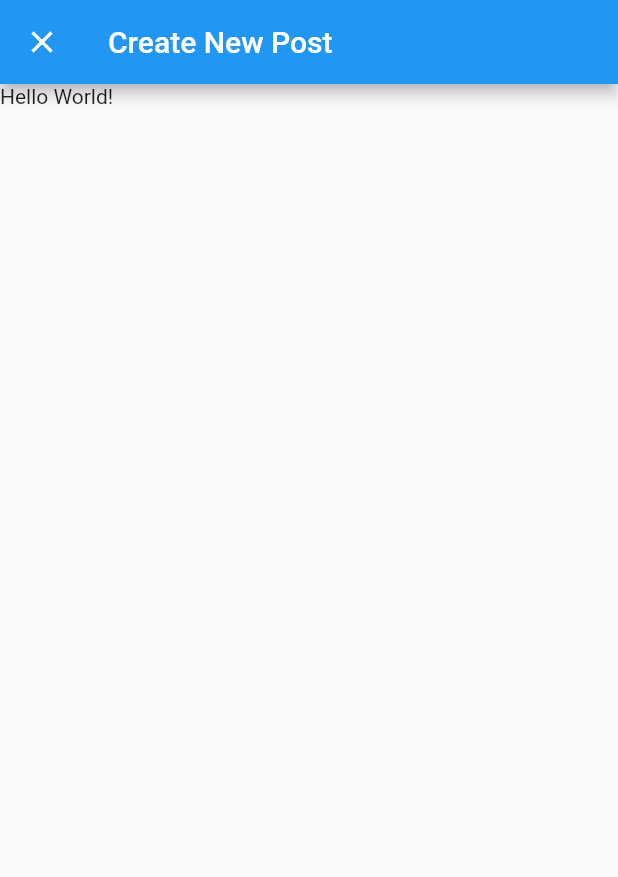
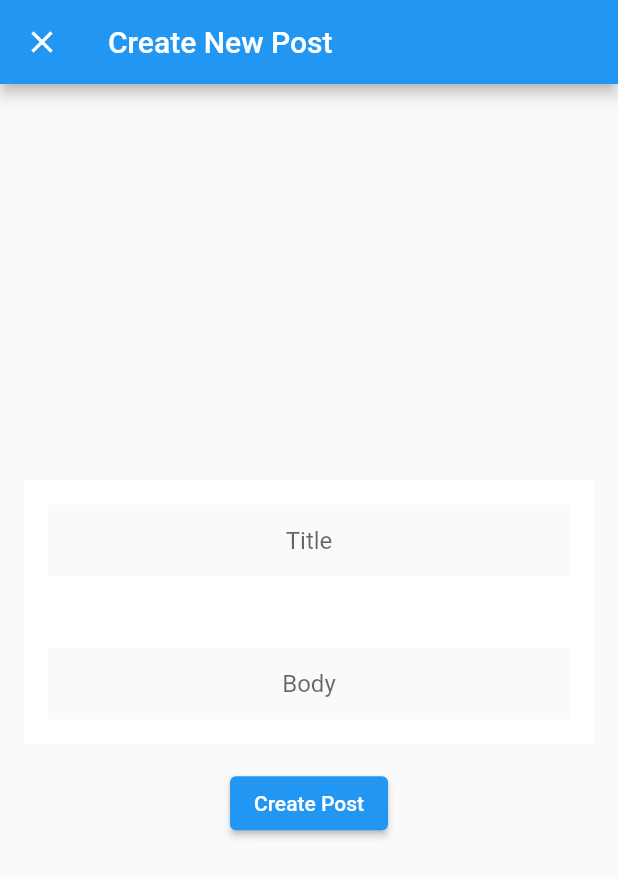
Before and after one commit to bsdonald/social_media_app, a Flutter app: the screen it shows after launch, after a tap on the "add" icon, on a phone screen of 412 x 824 dp. Shown: the top 877 px of the screen. Run offline on Flutter 3.47's test engine with Material 2 defaults, Android fonts, the phone set to English and light mode, and no system bars; our stand-ins replace auto_route, bloc, equatable, flutter_bloc; network calls fail.

Commit message:
created form for creating new post. hooked up postactorbloc to new post page

```diff
--- a/lib/application/post_actor/post_actor_event.dart
+++ b/lib/application/post_actor/post_actor_event.dart
@@ -28,7 +28,7 @@ class CreatePost extends PostActorEvent {
     @required this.id,
     @required this.userId,
     @required this.title,
-    @required this.body,
+    @required this.body, int creatorId,
   })  : assert(id != null),
         assert(userId != null),
         assert(title != null),
--- a/lib/presentation/core/app_widget.dart
+++ b/lib/presentation/core/app_widget.dart
@@ -1,5 +1,8 @@
 import 'package:auto_route/auto_route.dart';
 import 'package:flutter/material.dart';
+import 'package:flutter_bloc/flutter_bloc.dart';
+import 'package:social_media_app/application/post_actor/post_actor_bloc.dart';
+import 'package:social_media_app/application/post_watcher/post_watcher_bloc.dart';
 import 'package:social_media_app/infrastructure/posts/post_repository.dart';
 import 'package:social_media_app/presentation/routes/router.gr.dart' as app_router;
 
@@ -9,10 +12,16 @@ class AppWidget extends StatelessWidget {
   const AppWidget({Key key, @required this.postRepository}) : super(key: key);
   @override
   Widget build(BuildContext context) {
-    return MaterialApp(
-      debugShowCheckedModeBanner: false,
-      title: "Social Media App",
-      builder: ExtendedNavigator.builder(router: app_router.Router()),
+    return MultiBlocProvider(
+      providers: [
+        BlocProvider(create: (context) => PostWatcherBloc(postRepository: postRepository)..add(GetPosts())),
+        BlocProvider(create: (context) => PostActorBloc(postRepository: postRepository)),
+      ],
+      child: MaterialApp(
+        debugShowCheckedModeBanner: false,
+        title: "Social Media App",
+        builder: ExtendedNavigator.builder(router: app_router.Router()),
+      ),
     );
   }
 }
--- a/lib/presentation/pages/home_page/home_page.dart
+++ b/lib/presentation/pages/home_page/home_page.dart
@@ -1,10 +1,11 @@
 import 'package:auto_route/auto_route.dart';
 import 'package:flutter/material.dart';
 import 'package:flutter_bloc/flutter_bloc.dart';
+import 'package:social_media_app/application/post_actor/post_actor_bloc.dart';
 import 'package:social_media_app/application/post_watcher/post_watcher_bloc.dart';
 import 'package:social_media_app/infrastructure/posts/post_repository.dart';
 import 'package:social_media_app/presentation/pages/home_page/widgets/home_page_body.dart';
-import 'package:social_media_app/presentation/pages/new_post_page/widgets/new_post_page.dart';
+import 'package:social_media_app/presentation/pages/new_post_page/new_post_page.dart';
 import 'package:social_media_app/presentation/routes/router.gr.dart';
 
 class HomePage extends StatelessWidget {
@@ -13,9 +14,7 @@ class HomePage extends StatelessWidget {
 
   @override
   Widget build(BuildContext context) {
-    return BlocProvider(
-      create: (context) => PostWatcherBloc(postRepository: postRepository)..add(GetPosts()),
-      child: Scaffold(
+    return Scaffold(
       appBar: AppBar(
         title: Text('Posts'),
       ),
@@ -26,7 +25,6 @@ class HomePage extends StatelessWidget {
         },
         child: Icon(Icons.add),
       ),
-      ),
     );
   }
 }
--- a/lib/presentation/pages/home_page/widgets/home_page_body.dart
+++ b/lib/presentation/pages/home_page/widgets/home_page_body.dart
@@ -28,7 +28,11 @@ class HomePageBody extends StatelessWidget {
           );
         }
         if (state is PostsLoadInProgress) {
-          return Container(child: CircularProgressIndicator());
+          return Center(
+            child: Container(
+              child: CircularProgressIndicator(),
+            ),
+          );
         }
         return Container();
       },
--- a/lib/presentation/pages/new_post_page/widgets/new_post_page.dart
+++ b/lib/presentation/pages/new_post_page/new_post_page.dart
@@ -1,4 +1,5 @@
 import 'package:flutter/material.dart';
+import 'package:social_media_app/presentation/pages/new_post_page/widgets/new_post_body.dart';
 
 class NewPostPage extends StatelessWidget {
   const NewPostPage({Key key}) : super(key: key);
@@ -9,9 +10,7 @@ class NewPostPage extends StatelessWidget {
       appBar: AppBar(
         title: Text('Create New Post'),
       ),
-      body: Container(
-        child: Text('Hello World!'),
-      ),
+      body: NewPostBody(),
     );
   }
 }
--- /dev/null
+++ b/lib/presentation/pages/new_post_page/widgets/new_post_body.dart
@@ -0,0 +1,74 @@
+import 'package:auto_route/auto_route.dart';
+import 'package:flutter/material.dart';
+import 'package:flutter_bloc/flutter_bloc.dart';
+import 'package:social_media_app/application/post_actor/post_actor_bloc.dart';
+import 'package:social_media_app/presentation/pages/new_post_page/widgets/new_post_form.dart';
+import 'package:social_media_app/presentation/routes/router.gr.dart';
+
+class NewPostBody extends StatelessWidget {
+  const NewPostBody({Key key}) : super(key: key);
+
+  @override
+  Widget build(BuildContext context) {
+    final TextEditingController _titleController = TextEditingController();
+    final TextEditingController _bodyController = TextEditingController();
+    final _formKey = GlobalKey();
+    return BlocBuilder<PostActorBloc, PostActorState>(
+      builder: (context, state) {
+        return Center(
+          child: Padding(
+            padding: const EdgeInsets.all(16.0),
+            child: Column(
+              mainAxisAlignment: MainAxisAlignment.center,
+              children: <Widget>[
+                NewPostForm(
+                  key: _formKey,
+                  titleController: _titleController,
+                  bodyController: _bodyController,
+                ),
+                SizedBox(height: 16),
+                ElevatedButton(
+                  onPressed: () {
+                    if (_titleController.text != '' && _bodyController.text != '') {
+                      BlocProvider.of<PostActorBloc>(context).add(
+                        CreatePost(
+                          id: 101,
+                          userId: 1,
+                          body: _bodyController.text,
+                          title: _titleController.text,
+                        ),
+                      );
+                    if (state is PostCreateInProgress) {
+                      print(state);
+                      return Center(
+                        child: Container(
+                          child: CircularProgressIndicator(),
+                        ),
+                      );
+                    }
+                    if (state is PostCreateSuccess) {
+                      ExtendedNavigator.of(context).popUntil(
+                        (route) => route.settings.name == Routes.homePage,
+                      );
+                    }
+                    if (state is PostCreateFailure) {
+                      Scaffold.of(context).showSnackBar(SnackBar(
+                        content: Text('Post creation failed'),
+                      ));
+                    }
+                    } else {
+                      Scaffold.of(context).showSnackBar(SnackBar(
+                        content: Text("Please don't leave form blank" ),
+                      ));
+                    }
+                  },
+                  child: Text('Create Post'),
+                ),
+              ],
+            ),
+          ),
+        );
+      },
+    );
+  }
+}
--- /dev/null
+++ b/lib/presentation/pages/new_post_page/widgets/new_post_form.dart
@@ -0,0 +1,41 @@
+import 'package:flutter/material.dart';
+import 'package:social_media_app/presentation/pages/new_post_page/widgets/sm_text_form_field.dart';
+
+class NewPostForm extends StatelessWidget {
+  const NewPostForm({
+    Key key,
+    @required TextEditingController titleController,
+    @required TextEditingController bodyController,
+  })  : _titleController = titleController,
+        _bodyController = bodyController,
+        super(key: key);
+
+  final TextEditingController _titleController;
+  final TextEditingController _bodyController;
+
+  @override
+  Widget build(BuildContext context) {
+    return Container(
+      height: 175,
+      color: Colors.white,
+      child: Form(
+        child: Padding(
+          padding: const EdgeInsets.all(16.0),
+          child: Column(
+            mainAxisAlignment: MainAxisAlignment.spaceBetween,
+            children: <Widget>[
+              SMTextFormField(
+                controller: _titleController,
+                hintText: 'Title',
+              ),
+              SMTextFormField(
+                controller: _bodyController,
+                hintText: 'Body',
+              ),
+            ],
+          ),
+        ),
+      ),
+    );
+  }
+}
--- /dev/null
+++ b/lib/presentation/pages/new_post_page/widgets/sm_text_form_field.dart
@@ -0,0 +1,27 @@
+import 'package:flutter/material.dart';
+
+class SMTextFormField extends StatelessWidget {
+  final String hintText;
+  final TextEditingController controller;
+  const SMTextFormField({
+    Key key,
+    @required this.hintText,
+    @required this.controller,
+  })  : assert(hintText != null),
+        assert(controller != null),
+        super(key: key);
+
+  @override
+  Widget build(BuildContext context) {
+    return TextFormField(
+      controller: controller,
+      textAlign: TextAlign.center,
+      decoration: InputDecoration(
+        fillColor: Theme.of(context).canvasColor,
+        filled: true,
+        border: InputBorder.none,
+        hintText: hintText,
+      ),
+    );
+  }
+}
--- a/lib/presentation/routes/router.dart
+++ b/lib/presentation/routes/router.dart
@@ -1,6 +1,6 @@
 import 'package:auto_route/auto_route_annotations.dart';
 import 'package:social_media_app/presentation/pages/home_page/home_page.dart';
-import 'package:social_media_app/presentation/pages/new_post_page/widgets/new_post_page.dart';
+import 'package:social_media_app/presentation/pages/new_post_page/new_post_page.dart';
 
 
 @MaterialAutoRouter(
```
Also changed, not shown: lib/presentation/routes/router.gr.dart. Lines whose indentation alone changed are shown as unchanged.
